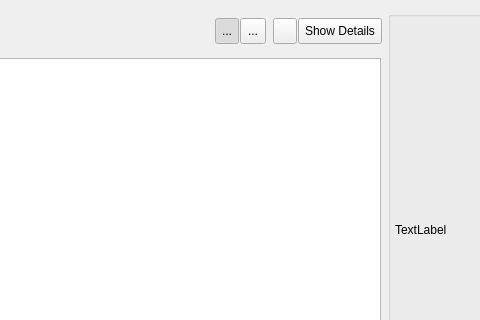
Old version of the form resources/dialog.ui in the repository shotgunsoftware/tk-multi-loader2; both pictures show x 527 to 1007 and y 0 to 320 of the 1226 by 782 pixel window.
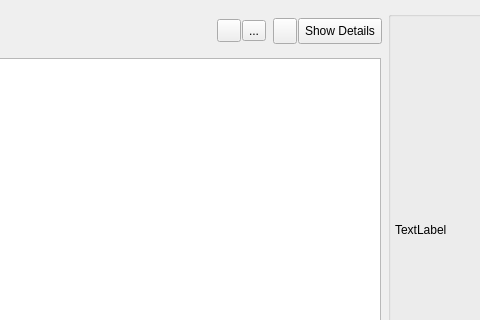
New version of the form. Icons and pictures are not drawn.

Diff of the .ui file:
```diff
--- a/resources/dialog.ui
+++ b/resources/dialog.ui
@@ -358,20 +358,8 @@
        </item>
        <item>
         <widget class="QToolButton" name="thumbnail_mode">
-         <property name="minimumSize">
-          <size>
-           <width>0</width>
-           <height>26</height>
-          </size>
-         </property>
-         <property name="toolTip">
-          <string>Thumbnail Mode</string>
-         </property>
-         <property name="accessibleName">
-          <string>thumbnail_mode</string>
-         </property>
          <property name="text">
-          <string>...</string>
+          <string/>
          </property>
          <property name="icon">
           <iconset resource="resources.qrc">
@@ -380,25 +368,10 @@
          <property name="checkable">
           <bool>true</bool>
          </property>
-         <property name="checked">
-          <bool>true</bool>
-         </property>
         </widget>
        </item>
        <item>
         <widget class="QToolButton" name="list_mode">
-         <property name="minimumSize">
-          <size>
-           <width>26</width>
-           <height>26</height>
-          </size>
-         </property>
-         <property name="toolTip">
-          <string>List Mode</string>
-         </property>
-         <property name="accessibleName">
-          <string>list_mode</string>
-         </property>
          <property name="text">
           <string>...</string>
          </property>
```
Left out of the diff: 24 changed lines with no effect on the pictures.
